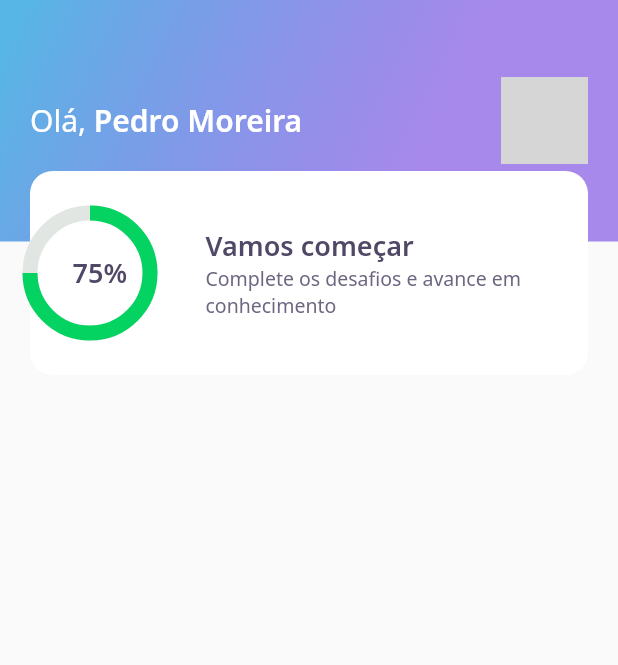
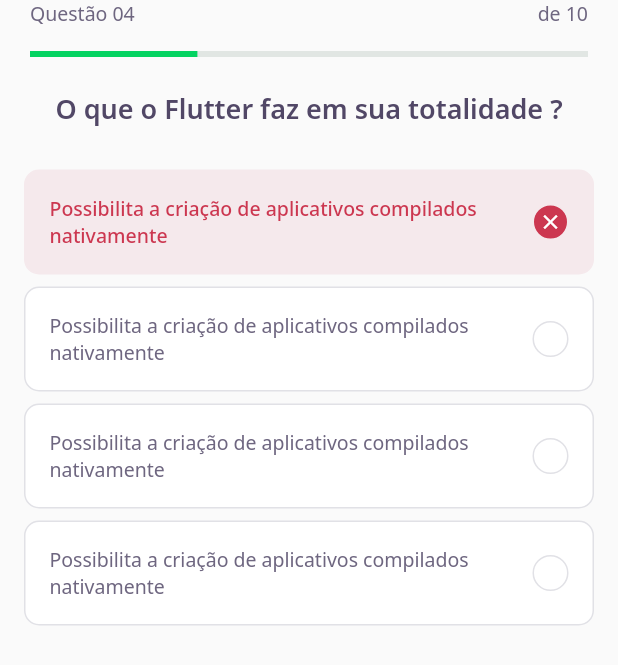
Before and after one commit to pedrocmoreira/DevQuiz, a Flutter app: the screen it shows after launch, on a phone screen of 412 x 824 dp. Shown: the top 665 px of the screen. Run offline on Flutter 3.47's test engine with Material 2 defaults, Android fonts, the phone set to English and light mode, and no system bars; our stand-ins replace google_fonts; grey boxes are pictures that could not be loaded.

Commit message:
Add pages de quiz e componentes de pergunta e configs de validações das respostas, aula 02

```diff
--- /dev/null
+++ b/lib/challenge/challenge_page.dart
@@ -0,0 +1,25 @@
+import 'package:dev_quiz/challenge/widgets/question_indicator/question_indicator_widget.dart';
+import 'package:dev_quiz/challenge/widgets/quiz/quiz_widget.dart';
+import 'package:flutter/material.dart';
+
+class ChallengePage extends StatefulWidget {
+  ChallengePage({Key? key}) : super(key: key);
+
+  @override
+  _ChallengePageState createState() => _ChallengePageState();
+}
+
+class _ChallengePageState extends State<ChallengePage> {
+  @override
+  Widget build(BuildContext context) {
+    return Scaffold(
+      appBar: PreferredSize(
+        preferredSize: Size.fromHeight(60),
+        child: SafeArea(child: QuestionIndicatorWidget()),
+      ),
+      body: QuizWidget(
+        title: "O que o Flutter faz em sua totalidade ?",
+      ),
+    );
+  }
+}
--- /dev/null
+++ b/lib/challenge/widgets/answer/answer_widget.dart
@@ -0,0 +1,80 @@
+import 'package:dev_quiz/core/app_colors.dart';
+import 'package:dev_quiz/core/app_text_styles.dart';
+import 'package:flutter/material.dart';
+
+class AnswerWidget extends StatelessWidget {
+  final String title;
+  final bool isRight;
+  final bool isSelected;
+
+  AnswerWidget({
+    Key? key,
+    required this.title,
+    this.isRight = false,
+    this.isSelected = false,
+  }) : super(key: key);
+
+  //Gets
+  Color get _selectedColorRight =>
+      isRight ? AppColors.darkGreen : AppColors.darkRed;
+
+  Color get _selectedBorderRight =>
+      isRight ? AppColors.lightGreen : AppColors.lightRed;
+
+  Color get _selectedColorCardRight =>
+      isRight ? AppColors.lightGreen : AppColors.lightRed;
+
+  Color get _selectedBorderCardRight =>
+      isRight ? AppColors.green : AppColors.red;
+
+  TextStyle get _selectedTextStyleRight =>
+      isRight ? AppTextStyles.bodyDarkGreen : AppTextStyles.bodyDarkRed;
+
+  IconData get _selectedIconRight => isRight ? Icons.check : Icons.close;
+
+  @override
+  Widget build(BuildContext context) {
+    return Padding(
+      padding: const EdgeInsets.symmetric(horizontal: 16, vertical: 4),
+      child: Container(
+          padding: EdgeInsets.all(16),
+          decoration: BoxDecoration(
+            color: isSelected ? _selectedColorCardRight : AppColors.white,
+            borderRadius: BorderRadius.circular(10),
+            border: Border.fromBorderSide(BorderSide(
+                color:
+                    isSelected ? _selectedColorCardRight : AppColors.border)),
+          ),
+          child: Row(
+            mainAxisAlignment: MainAxisAlignment.spaceBetween,
+            children: [
+              Expanded(
+                child: Text(
+                  title,
+                  style:
+                      isSelected ? _selectedTextStyleRight : AppTextStyles.body,
+                ),
+              ),
+              Container(
+                height: 24,
+                width: 24,
+                decoration: BoxDecoration(
+                    color: isSelected ? _selectedColorRight : AppColors.white,
+                    borderRadius: BorderRadius.circular(500),
+                    border: Border.fromBorderSide(BorderSide(
+                        color: isSelected
+                            ? _selectedBorderRight
+                            : AppColors.border))),
+                child: isSelected
+                    ? Icon(
+                        _selectedIconRight,
+                        size: 16,
+                        color: Colors.white,
+                      )
+                    : null,
+              )
+            ],
+          )),
+    );
+  }
+}
--- /dev/null
+++ b/lib/challenge/widgets/question_indicator/question_indicator_widget.dart
@@ -0,0 +1,33 @@
+import 'package:dev_quiz/core/app_text_styles.dart';
+import 'package:dev_quiz/shared/widgets/progress_indicator/progress_indicator_widget.dart';
+import 'package:flutter/material.dart';
+
+class QuestionIndicatorWidget extends StatelessWidget {
+  QuestionIndicatorWidget({Key? key}) : super(key: key);
+
+  @override
+  Widget build(BuildContext context) {
+    return Container(
+      padding: const EdgeInsets.symmetric(horizontal: 20),
+      child: Column(
+        children: [
+          Row(
+            mainAxisAlignment: MainAxisAlignment.spaceBetween,
+            children: [
+              Text(
+                "Questão 04",
+                style: AppTextStyles.body,
+              ),
+              Text(
+                "de 10",
+                style: AppTextStyles.body,
+              )
+            ],
+          ),
+          SizedBox(height: 16),
+          ProgressIndicatorWidget(value: 0.7)
+        ],
+      ),
+    );
+  }
+}
--- /dev/null
+++ b/lib/challenge/widgets/quiz/quiz_widget.dart
@@ -0,0 +1,39 @@
+import 'package:dev_quiz/challenge/widgets/answer/answer_widget.dart';
+import 'package:dev_quiz/core/app_text_styles.dart';
+import 'package:flutter/material.dart';
+
+class QuizWidget extends StatelessWidget {
+  final String title;
+  const QuizWidget({Key? key, required this.title}) : super(key: key);
+
+  @override
+  Widget build(BuildContext context) {
+    return Container(
+      child: Column(
+        children: [
+          Text(
+            title,
+            style: AppTextStyles.heading,
+          ),
+          SizedBox(
+            height: 24,
+          ),
+          AnswerWidget(
+              isRight: false,
+              isSelected: true,
+              title:
+                  "Possibilita a criação de aplicativos compilados nativamente"),
+          AnswerWidget(
+              title:
+                  "Possibilita a criação de aplicativos compilados nativamente"),
+          AnswerWidget(
+              title:
+                  "Possibilita a criação de aplicativos compilados nativamente"),
+          AnswerWidget(
+              title:
+                  "Possibilita a criação de aplicativos compilados nativamente")
+        ],
+      ),
+    );
+  }
+}
--- a/lib/core/app_widget.dart
+++ b/lib/core/app_widget.dart
@@ -1,3 +1,4 @@
+import 'package:dev_quiz/challenge/challenge_page.dart';
 import 'package:dev_quiz/home/home_page.dart';
 import 'package:dev_quiz/splash/splash_page.dart';
 import 'package:flutter/material.dart';
@@ -6,7 +7,7 @@ class AppWidget extends StatelessWidget {
   Widget build(BuildContext context) {
     return MaterialApp(
       title: "Devquiz",
-      home: HomePage(),
+      home: ChallengePage(),
     );
   }
 }
--- a/lib/home/widgets/score_card/score_card_widget.dart
+++ b/lib/home/widgets/score_card/score_card_widget.dart
@@ -16,6 +16,8 @@ class ScoreCardWidget extends StatelessWidget {
           color: AppColors.white,
           borderRadius: BorderRadius.circular(15),
         ),
+        child: Padding(
+          padding: const EdgeInsets.symmetric(horizontal: 24),
           child: Row(
             crossAxisAlignment: CrossAxisAlignment.center,
             children: [
@@ -43,6 +45,7 @@ class ScoreCardWidget extends StatelessWidget {
             ],
           ),
         ),
+      ),
     );
   }
 }
--- /dev/null
+++ b/lib/shared/widgets/progress_indicator/progress_indicator_widget.dart
@@ -0,0 +1,17 @@
+import 'package:dev_quiz/core/app_colors.dart';
+import 'package:flutter/material.dart';
+
+class ProgressIndicatorWidget extends StatelessWidget {
+  final double value;
+  const ProgressIndicatorWidget({Key? key, reuire, required this.value})
+      : super(key: key);
+
+  @override
+  Widget build(BuildContext context) {
+    return LinearProgressIndicator(
+      value: 0.3,
+      backgroundColor: AppColors.chartSecondary,
+      valueColor: AlwaysStoppedAnimation<Color>(AppColors.chartPrimary),
+    );
+  }
+}
```
Also changed, not shown: lib/home/home_page.dart (+38 -2 lines), lib/home/widgets/level_button/level_button_wdget.dart (added, +59 -0 lines), lib/home/widgets/quiz_card/quiz_card_widget.dart (added, +52 -0 lines). Lines whose indentation alone changed are shown as unchanged.
